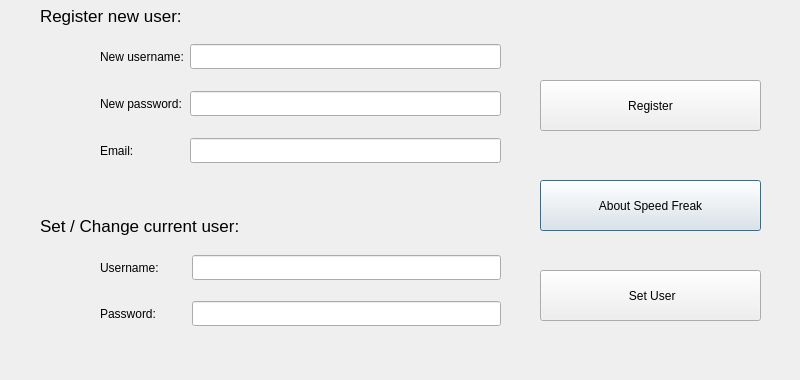
This is Client/settingsdialog.ui in ArtemD/SpeedFreak as Qt 5 draws it before an edit. The edited form follows.
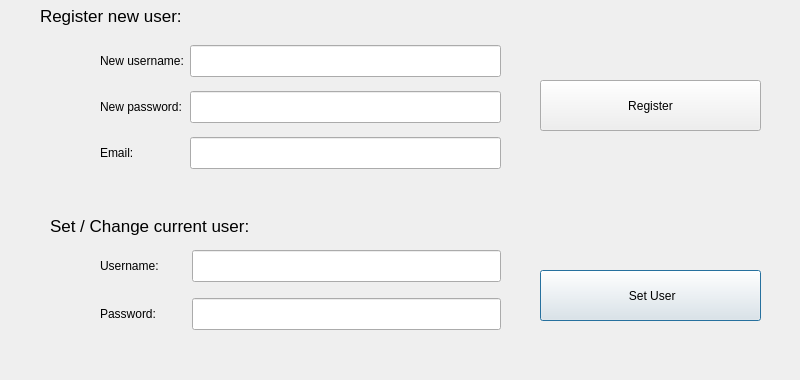
This is the edited form. Icons and pictures are not drawn.

Commit message: Added help and setting dialog's fonts changed bigger.

```diff
--- a/Client/settingsdialog.ui
+++ b/Client/settingsdialog.ui
@@ -13,23 +13,10 @@
   <property name="windowTitle">
    <string>Dialog</string>
   </property>
-  <widget class="QPushButton" name="pushButtonHelp">
-   <property name="geometry">
-    <rect>
-     <x>540</x>
-     <y>180</y>
-     <width>221</width>
-     <height>51</height>
-    </rect>
-   </property>
-   <property name="text">
-    <string>About Speed Freak</string>
-   </property>
-  </widget>
   <widget class="QLabel" name="setUserLabel">
    <property name="geometry">
     <rect>
-     <x>40</x>
+     <x>50</x>
      <y>210</y>
      <width>371</width>
      <height>31</height>
@@ -110,7 +97,7 @@
       <property name="font">
        <font>
         <family>Bitstream Charter</family>
-        <pointsize>10</pointsize>
+        <pointsize>14</pointsize>
        </font>
       </property>
       <property name="maxLength">
@@ -130,7 +117,7 @@
       <property name="font">
        <font>
         <family>Bitstream Charter</family>
-        <pointsize>10</pointsize>
+        <pointsize>14</pointsize>
        </font>
       </property>
       <property name="maxLength">
@@ -146,8 +133,8 @@
   <widget class="QLabel" name="labelInfoToUser">
    <property name="geometry">
     <rect>
-     <x>10</x>
-     <y>320</y>
+     <x>100</x>
+     <y>340</y>
      <width>501</width>
      <height>41</height>
     </rect>
@@ -160,9 +147,9 @@
    <property name="geometry">
     <rect>
      <x>100</x>
-     <y>28</y>
+     <y>37</y>
      <width>401</width>
-     <height>151</height>
+     <height>141</height>
     </rect>
    </property>
    <layout class="QGridLayout" name="gridLayout">
@@ -178,7 +165,7 @@
       <property name="font">
        <font>
         <family>Bitstream Charter</family>
-        <pointsize>10</pointsize>
+        <pointsize>14</pointsize>
        </font>
       </property>
       <property name="maxLength">
@@ -198,7 +185,7 @@
       <property name="font">
        <font>
         <family>Bitstream Charter</family>
-        <pointsize>10</pointsize>
+        <pointsize>14</pointsize>
        </font>
       </property>
       <property name="maxLength">
@@ -221,7 +208,7 @@
       <property name="font">
        <font>
         <family>Bitstream Charter</family>
-        <pointsize>10</pointsize>
+        <pointsize>14</pointsize>
        </font>
       </property>
       <property name="maxLength">
```
Left out of the diff: 2 changed lines with no effect on the pictures. The commit also changes 19 other files.
